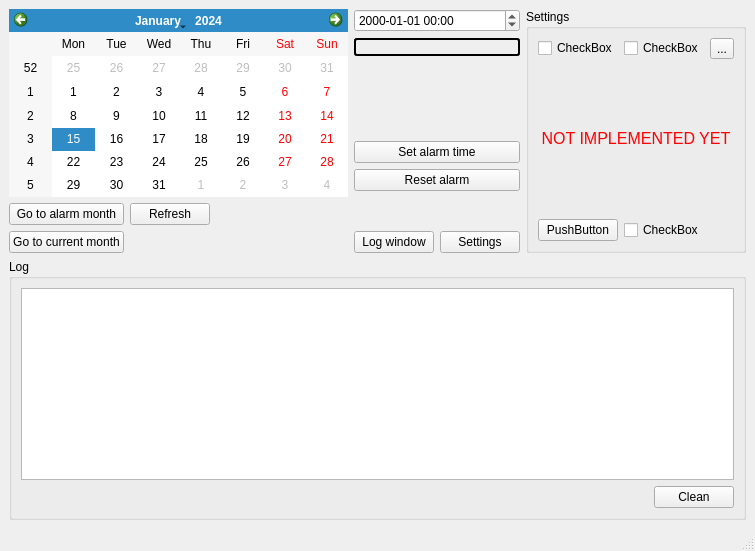
The window that src/gui/ui/mainwindow.ui (flexoid/QRtcAlarm) describes before a commit, drawn with Qt 5.
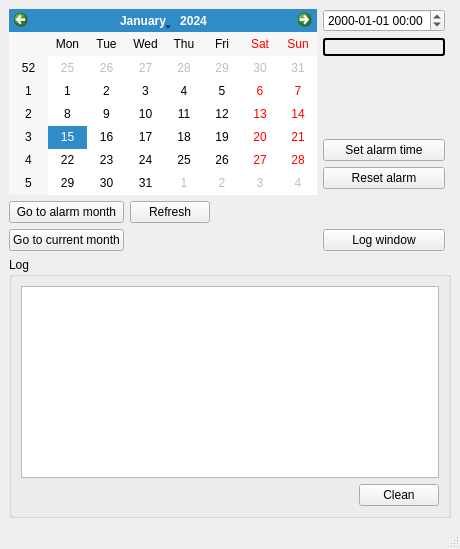
The same window after the commit. Custom widgets are drawn as their Qt base class.

Commit message: Removed settings stuff

```diff
--- a/src/gui/ui/mainwindow.ui
+++ b/src/gui/ui/mainwindow.ui
@@ -9,8 +9,8 @@
    <rect>
     <x>0</x>
     <y>0</y>
-    <width>755</width>
-    <height>551</height>
+    <width>460</width>
+    <height>549</height>
    </rect>
   </property>
   <property name="sizePolicy">
@@ -136,33 +136,6 @@
         </property>
        </spacer>
       </item>
-      <item row="7" column="3">
-       <layout class="QHBoxLayout" name="horizontalLayout">
-        <item>
-         <widget class="QPushButton" name="logButton">
-          <property name="text">
-           <string>Log window</string>
-          </property>
-          <property name="checkable">
-           <bool>true</bool>
-          </property>
-          <property name="checked">
-           <bool>false</bool>
-          </property>
-         </widget>
-        </item>
-        <item>
-         <widget class="QPushButton" name="settingsButton">
-          <property name="text">
-           <string>Settings</string>
-          </property>
-          <property name="checkable">
-           <bool>true</bool>
-          </property>
-         </widget>
-        </item>
-       </layout>
-      </item>
       <item row="4" column="3">
        <widget class="QPushButton" name="resetAlarmButton">
         <property name="text">
@@ -177,72 +150,21 @@
         </property>
        </widget>
       </item>
+      <item row="7" column="3">
+       <widget class="QPushButton" name="logButton">
+        <property name="text">
+         <string>Log window</string>
+        </property>
+        <property name="checkable">
+         <bool>true</bool>
+        </property>
+        <property name="checked">
+         <bool>false</bool>
+        </property>
+       </widget>
+      </item>
      </layout>
     </item>
-    <item row="0" column="1">
-     <widget class="QGroupBox" name="settingsBox">
-      <property name="title">
-       <string>Settings</string>
-      </property>
-      <property name="flat">
-       <bool>false</bool>
-      </property>
-      <property name="checkable">
-       <bool>false</bool>
-      </property>
-      <layout class="QGridLayout" name="gridLayout_2">
-       <item row="0" column="0">
-        <widget class="QCheckBox" name="checkBox">
-         <property name="text">
-          <string notr="true">CheckBox</string>
-         </property>
-        </widget>
-       </item>
-       <item row="0" column="1">
-        <widget class="QCheckBox" name="checkBox_2">
-         <property name="text">
-          <string notr="true">CheckBox</string>
-         </property>
-        </widget>
-       </item>
-       <item row="0" column="2">
-        <widget class="QToolButton" name="toolButton">
-         <property name="text">
-          <string notr="true">...</string>
-         </property>
-        </widget>
-       </item>
-       <item row="2" column="0">
-        <widget class="QPushButton" name="pushButton_4">
-         <property name="text">
-          <string notr="true">PushButton</string>
-         </property>
-        </widget>
-       </item>
-       <item row="2" column="1">
-        <widget class="QCheckBox" name="checkBox_3">
-         <property name="text">
-          <string notr="true">CheckBox</string>
-         </property>
-        </widget>
-       </item>
-       <item row="1" column="0" colspan="3">
-        <widget class="QLabel" name="label">
-         <property name="text">
-          <string notr="true">&lt;!DOCTYPE HTML PUBLIC &quot;-//W3C//DTD HTML 4.0//EN&quot; &quot;http://www.w3.org/TR/REC-html40/strict.dtd&quot;&gt;
-&lt;html&gt;&lt;head&gt;&lt;meta name=&quot;qrichtext&quot; content=&quot;1&quot; /&gt;&lt;style type=&quot;text/css&quot;&gt;
-p, li { white-space: pre-wrap; }
-&lt;/style&gt;&lt;/head&gt;&lt;body style=&quot; font-family:'Sans Serif'; font-size:10pt; font-weight:400; font-style:normal;&quot;&gt;
-&lt;table style=&quot;-qt-table-type: root; margin-top:4px; margin-bottom:4px; margin-left:4px; margin-right:4px;&quot;&gt;
-&lt;tr&gt;
-&lt;td style=&quot;border: none;&quot;&gt;
-&lt;p align=&quot;center&quot; style=&quot; margin-top:0px; margin-bottom:0px; margin-left:0px; margin-right:0px; -qt-block-indent:0; text-indent:0px;&quot;&gt;&lt;span style=&quot; font-size:12pt; color:#ff0000;&quot;&gt;NOT IMPLEMENTED YET&lt;/span&gt;&lt;/p&gt;&lt;/td&gt;&lt;/tr&gt;&lt;/table&gt;&lt;/body&gt;&lt;/html&gt;</string>
-         </property>
-        </widget>
-       </item>
-      </layout>
-     </widget>
-    </item>
     <item row="1" column="0" colspan="2">
      <widget class="QGroupBox" name="logBox">
       <property name="title">
```
Left out of the diff: 7 changed lines with no effect on the pictures. The commit also changes 3 other files.
